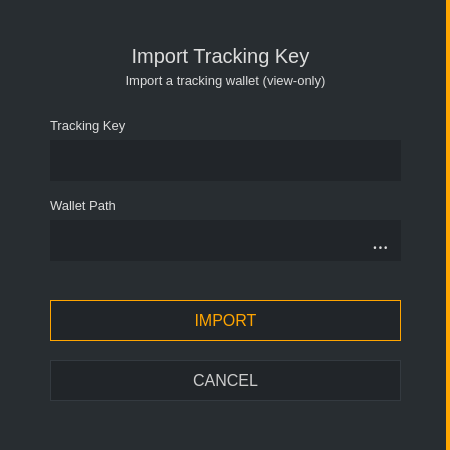
Qt form src/gui/ui/importtracking.ui (ConcealNetwork/conceal-desktop) before a commit.
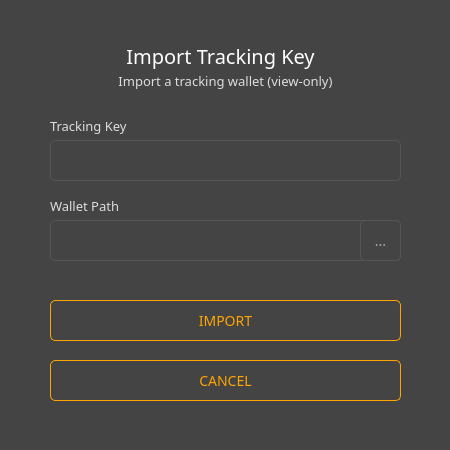
The same form after that commit.

```diff
--- a/src/gui/ui/importtracking.ui
+++ b/src/gui/ui/importtracking.ui
@@ -14,7 +14,7 @@
    <string>Import</string>
   </property>
   <property name="styleSheet">
-   <string notr="true">background-color: #212529; color: #ddd; border: 0px;</string>
+   <string notr="true">background-color: #444; color: #ddd; border: 0px; font-family: Raleway;</string>
   </property>
   <widget class="QGroupBox" name="groupBox">
    <property name="geometry">
@@ -26,7 +26,7 @@
     </rect>
    </property>
    <property name="styleSheet">
-    <string notr="true">background-color: #282d31; border-right: 4px solid orange;</string>
+    <string notr="true"/>
    </property>
    <property name="title">
     <string/>
@@ -42,6 +42,7 @@
     </property>
     <property name="font">
      <font>
+      <family>Raleway</family>
       <pointsize>-1</pointsize>
      </font>
     </property>
@@ -66,11 +67,12 @@
     </property>
     <property name="font">
      <font>
+      <family>Raleway</family>
       <pointsize>-1</pointsize>
      </font>
     </property>
     <property name="styleSheet">
-     <string notr="true">color: #ddd;
+     <string notr="true">color: #fff;
 border-right: 0px;
 font-size: 20px;</string>
     </property>
@@ -92,6 +94,7 @@
     </property>
     <property name="font">
      <font>
+      <family>Raleway</family>
       <pointsize>-1</pointsize>
      </font>
     </property>
@@ -120,14 +123,11 @@
     <property name="font">
      <font>
       <family>Raleway</family>
-      <pointsize>9</pointsize>
+      <pointsize>-1</pointsize>
      </font>
     </property>
     <property name="styleSheet">
-     <string notr="true">background-color: #212529;
-border-right: 0px;
-color: #e5e5e5;
-padding: 5px;</string>
+     <string notr="true">padding: 3px; border: 1px solid #555; border-radius: 5px; font-family: 'Raleway'; font-size: 14px; color: #aaa; padding: 5px;</string>
     </property>
    </widget>
    <widget class="QLabel" name="label_2">
@@ -141,6 +141,7 @@
     </property>
     <property name="font">
      <font>
+      <family>Raleway</family>
       <pointsize>-1</pointsize>
      </font>
     </property>
@@ -169,15 +170,11 @@
     <property name="font">
      <font>
       <family>Raleway</family>
-      <pointsize>9</pointsize>
+      <pointsize>-1</pointsize>
      </font>
     </property>
     <property name="styleSheet">
-     <string notr="true">background-color: #212529;
-border-right: 0px;
-color: #e5e5e5;
-padding: 5px;
-</string>
+     <string notr="true">padding: 3px; border: 1px solid #555; border-radius: 5px; font-family: 'Raleway'; font-size: 14px; color: #aaa; padding: 5px;</string>
     </property>
    </widget>
    <widget class="QPushButton" name="m_okButton">
@@ -197,13 +194,12 @@
     </property>
     <property name="font">
      <font>
+      <family>Raleway</family>
       <pointsize>-1</pointsize>
      </font>
     </property>
     <property name="styleSheet">
-     <string notr="true">QPushButton#m_okButton {color: orange; background-color: #212529; border: 1px solid orange; font-size: 16px;}
-
-QPushButton#m_okButton:hover {color: orange; background-color: #212529; border: 2px solid orange; font-size: 16px;}</string>
+     <string notr="true">color: orange; border: 1px solid orange; font-size: 14px; border-radius: 5px;</string>
     </property>
     <property name="text">
      <string>IMPORT</string>
@@ -226,13 +222,12 @@
     </property>
     <property name="font">
      <font>
+      <family>Raleway</family>
       <pointsize>-1</pointsize>
      </font>
     </property>
     <property name="styleSheet">
-     <string notr="true">QPushButton#m_cancelButton {color: #ccc; border: 1px solid #343a40; font-size: 16px; background-color: #212529;}
-
-QPushButton#m_cancelButton:hover {color: #ddd; border: 2px solid #444; font-size: 16px; background-color: #212529;}</string>
+     <string notr="true">color: orange; border: 1px solid orange; font-size: 14px; border-radius: 5px;</string>
     </property>
     <property name="text">
      <string>CANCEL</string>
@@ -250,15 +245,11 @@
     <property name="font">
      <font>
       <family>Raleway</family>
-      <pointsize>15</pointsize>
+      <pointsize>-1</pointsize>
      </font>
     </property>
     <property name="styleSheet">
-     <string notr="true">background-color: #212529;
-border-right: 0px;
-color: #ddd;
-padding: 5px;
-</string>
+     <string notr="true">padding: 3px; border: 1px solid #555; border-radius: 5px; font-family: 'Raleway'; font-size: 14px; color: #aaa;</string>
     </property>
     <property name="text">
      <string>...</string>
```
